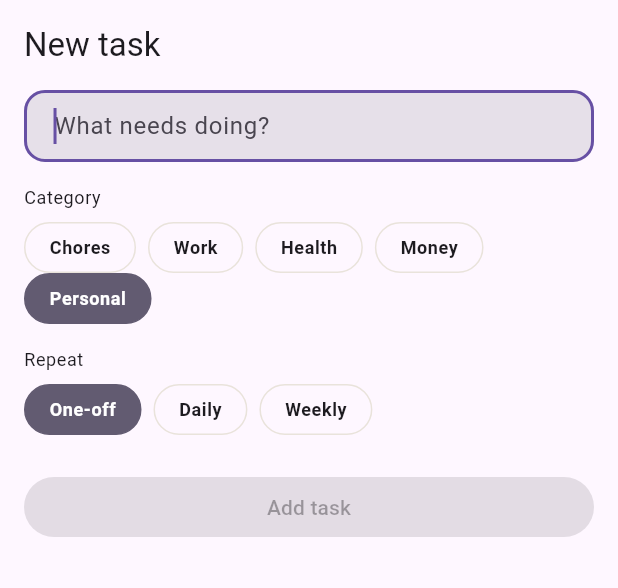
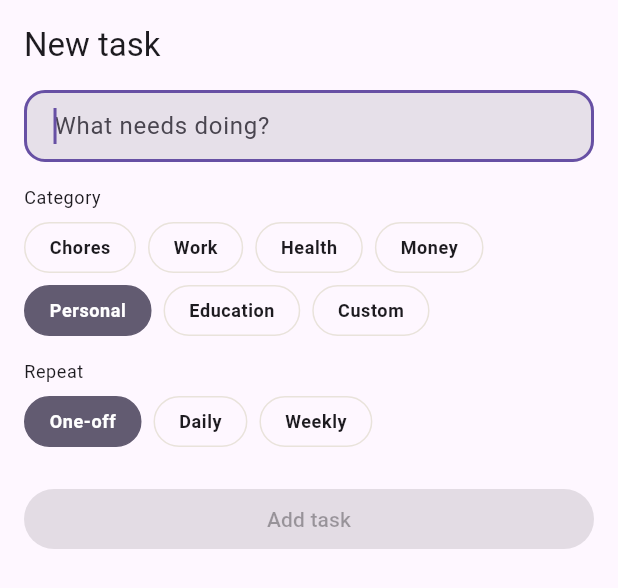
Before and after one commit to projectsdev77/AI-MOM, a Flutter app: the _AddTaskSheet widget shown alone on an empty page, opened directly, on a phone screen of 412 x 824 dp. Shown: the top 588 px of the screen. Run offline on Flutter 3.47's test engine with Material 3 defaults, Android fonts, the phone set to English and light mode, and no system bars; our stand-ins replace flutter_riverpod, go_router, google_fonts, google_sign_in, lucide_icons_flutter, sign_in_with_apple and 1 more; missing offline and left inert: purchases_flutter; accounts and stored records are empty.

Commit message:
Second batch: task categories, swipe-to-archive, streak celebration, faster chat
- Task categories: added Education, plus a "Custom" option where you
  type your own category name. Required widening the tasks.category
  column from a fixed Postgres enum to plain text (new migration
  0003_task_category_text.sql — verified against a real local
  Postgres: existing values, a new built-in category, a free-typed
  custom one, and the default all come through correctly).
- Task cards: swipe left to reveal an Archive action (with a confirm
  dialog first, so a stray swipe can't silently delete something).
- Checking off a habit that pushes its streak past 1 day now shows a
  brief full-screen celebration, on top of the streak count already
  shown on the card.
- mom-chat edge function: independent database reads/writes were
  happening one after another; now the ones that don't depend on each
  other run in parallel (auth check + body parsing, profile fetch's
  downstream context/history fetch, the four Full-plan context
  queries, and the two closing writes). Doesn't change the Gemini call
  itself — that's still the biggest chunk of the wait — but cuts the
  extra round-trips around it.

Still queued: more onboarding questions, the 4 Mom avatar SVGs, and
the Finance/Health tracker redesigns.

```diff
--- a/lib/core/models/task_item.dart
+++ b/lib/core/models/task_item.dart
@@ -3,7 +3,12 @@ import 'package:flutter/widgets.dart';
 
 import '../widgets/category_chip.dart';
 
-enum TaskCategory { chores, work, health, money, personal }
+/// [other] is the fallback icon/tint "kind" for any custom category text
+/// that doesn't match one of the built-in names — see
+/// [TasksRepository._parseCategoryKind] in tasks_repository.dart. It's
+/// deliberately not offered as a pickable chip in the add-task sheet;
+/// picking "Custom" there and typing a label is what produces it.
+enum TaskCategory { chores, work, health, money, personal, education, other }
 
 extension TaskCategoryX on TaskCategory {
   String get label => switch (this) {
@@ -12,6 +17,8 @@ extension TaskCategoryX on TaskCategory {
         TaskCategory.health => 'Health',
         TaskCategory.money => 'Money',
         TaskCategory.personal => 'Personal',
+        TaskCategory.education => 'Education',
+        TaskCategory.other => 'Other',
       };
 
   IconData get icon => switch (this) {
@@ -20,6 +27,8 @@ extension TaskCategoryX on TaskCategory {
         TaskCategory.health => LucideIcons.heartPulse,
         TaskCategory.money => LucideIcons.wallet,
         TaskCategory.personal => LucideIcons.user,
+        TaskCategory.education => LucideIcons.graduationCap,
+        TaskCategory.other => LucideIcons.tag,
       };
 
   ChipTint get tint => switch (this) {
@@ -28,6 +37,8 @@ extension TaskCategoryX on TaskCategory {
         TaskCategory.health => ChipTint.blush,
         TaskCategory.money => ChipTint.peach,
         TaskCategory.personal => ChipTint.sage,
+        TaskCategory.education => ChipTint.blush,
+        TaskCategory.other => ChipTint.tan,
       };
 }
 
@@ -41,6 +52,7 @@ class TaskItem {
     required this.id,
     required this.title,
     required this.category,
+    required this.categoryLabel,
     this.recurrence = RecurrenceType.none,
     this.streakCount = 0,
     this.streakFreezesAvailable = 0,
@@ -50,7 +62,13 @@ class TaskItem {
 
   final String id;
   final String title;
+
+  /// The icon/tint "kind" — [TaskCategory.other] for any custom category.
   final TaskCategory category;
+
+  /// The text to actually show — a built-in category's pretty label, or
+  /// the user's own custom text verbatim.
+  final String categoryLabel;
   final RecurrenceType recurrence;
   final int streakCount;
   final int streakFreezesAvailable;
@@ -63,6 +81,7 @@ class TaskItem {
         id: id,
         title: title,
         category: category,
+        categoryLabel: categoryLabel,
         recurrence: recurrence,
         streakCount: streakCount,
         streakFreezesAvailable: streakFreezesAvailable,
--- a/lib/features/tasks/add_task_sheet.dart
+++ b/lib/features/tasks/add_task_sheet.dart
@@ -29,14 +29,23 @@ class _AddTaskSheet extends ConsumerStatefulWidget {
 
 class _AddTaskSheetState extends ConsumerState<_AddTaskSheet> {
   final _titleController = TextEditingController();
+  final _customCategoryController = TextEditingController();
   TaskCategory _category = TaskCategory.personal;
+  bool _customSelected = false;
   RecurrenceType _recurrence = RecurrenceType.none;
   bool _saving = false;
 
   @override
   void dispose() {
     _titleController.dispose();
+    _customCategoryController.dispose();
     super.dispose();
+  }
+
+  bool get _canSave {
+    if (_titleController.text.trim().isEmpty) return false;
+    if (_customSelected && _customCategoryController.text.trim().isEmpty) return false;
+    return true;
   }
 
   Future<void> _save() async {
@@ -46,7 +55,7 @@ class _AddTaskSheetState extends ConsumerState<_AddTaskSheet> {
     try {
       await ref.read(tasksProvider.notifier).addTask(
             title: title,
-            category: _category,
+            category: _customSelected ? _customCategoryController.text.trim() : _category.name,
             recurrence: _recurrence,
           );
       if (mounted) Navigator.of(context).pop();
@@ -99,15 +108,42 @@ class _AddTaskSheetState extends ConsumerState<_AddTaskSheet> {
             const SizedBox(height: AppSpacing.sm),
             Wrap(
               spacing: AppSpacing.sm,
+              runSpacing: AppSpacing.sm,
               children: [
-                for (final c in TaskCategory.values)
+                for (final c in TaskCategory.values.where((c) => c != TaskCategory.other))
                   AppPillChip(
                     label: c.label,
-                    selected: _category == c,
-                    onTap: () => setState(() => _category = c),
+                    selected: !_customSelected && _category == c,
+                    onTap: () => setState(() {
+                      _customSelected = false;
+                      _category = c;
+                    }),
                   ),
+                AppPillChip(
+                  label: 'Custom',
+                  selected: _customSelected,
+                  onTap: () => setState(() => _customSelected = true),
+                ),
               ],
             ),
+            if (_customSelected) ...[
+              const SizedBox(height: AppSpacing.sm),
+              TextField(
+                controller: _customCategoryController,
+                onChanged: (_) => setState(() {}),
+                textCapitalization: TextCapitalization.words,
+                decoration: InputDecoration(
+                  hintText: 'Category name',
+                  filled: true,
+                  fillColor: theme.cardTheme.color,
+                  contentPadding: const EdgeInsets.symmetric(horizontal: AppSpacing.lg, vertical: AppSpacing.md),
+                  border: OutlineInputBorder(
+                    borderRadius: BorderRadius.circular(AppSpacing.radiusRow),
+                    borderSide: BorderSide(color: theme.dividerTheme.color ?? AppColors.borderLight),
+                  ),
+                ),
+              ),
+            ],
             const SizedBox(height: AppSpacing.lg),
             Text('Repeat', style: theme.textTheme.bodySmall),
             const SizedBox(height: AppSpacing.sm),
@@ -130,7 +166,7 @@ class _AddTaskSheetState extends ConsumerState<_AddTaskSheet> {
             const SizedBox(height: AppSpacing.xl),
             PrimaryButton(
               label: _saving ? 'Saving...' : 'Add task',
-              onPressed: (_titleController.text.trim().isEmpty || _saving) ? null : _save,
+              onPressed: (_canSave && !_saving) ? _save : null,
             ),
           ],
         ),
```
Also changed, not shown: lib/core/providers/app_state_provider.dart (+25 -3 lines), lib/core/repositories/tasks_repository.dart (+23 -3 lines), lib/features/dashboard/dashboard_screen.dart (+13 -1 lines), lib/features/tasks/streak_celebration.dart (added, +112 -0 lines), lib/features/tasks/tasks_screen.dart (+61 -2 lines), 3 other files.
